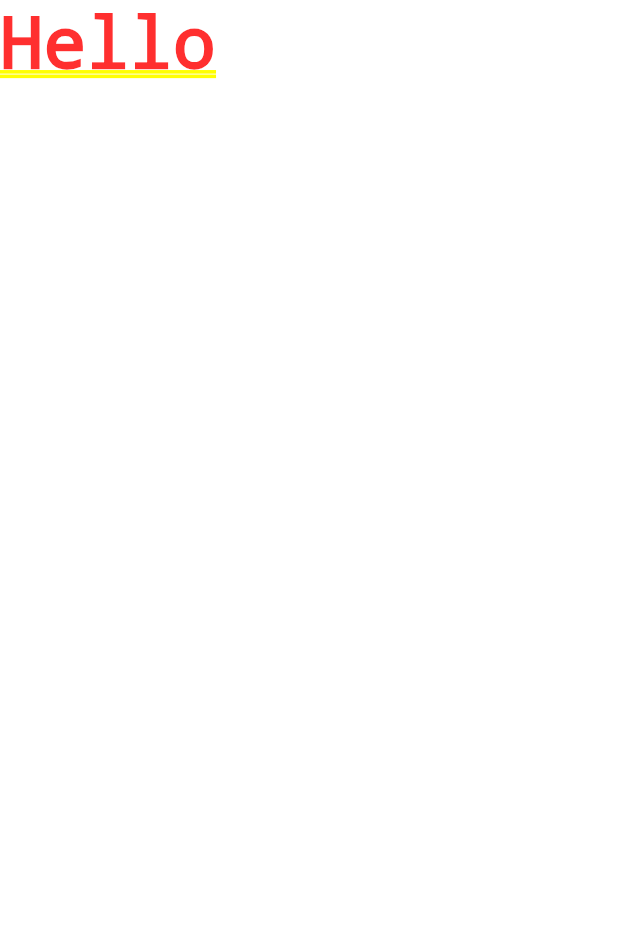
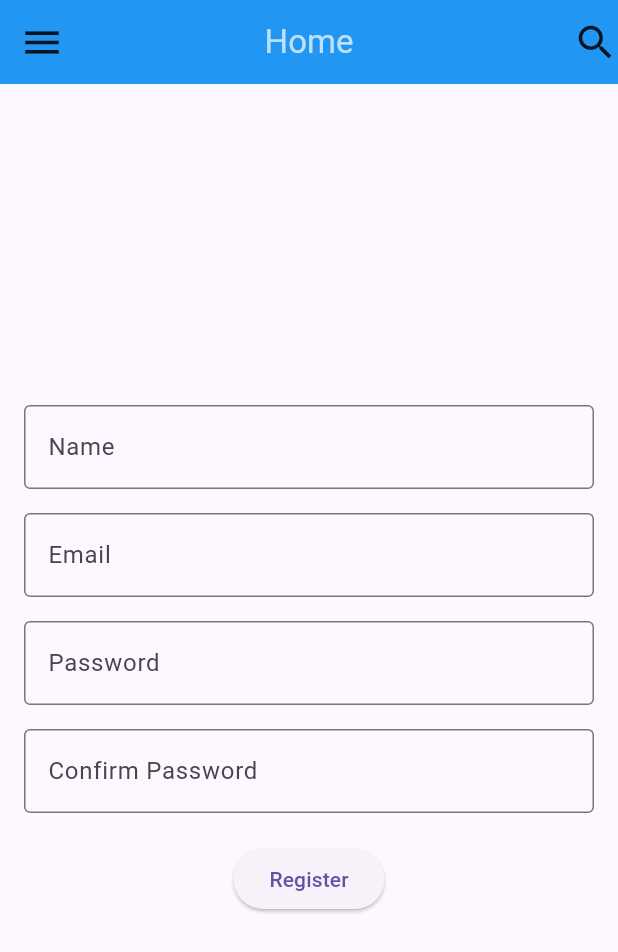
Before and after one commit to Bibek-Khatri/Mobile-application-normal-scaffold-practice, a Flutter app: the screen it shows after launch, on a phone screen of 412 x 824 dp. Shown: the top 952 px of the screen. Run offline on Flutter 3.47's test engine with Material 3 defaults, Android fonts, the phone set to English and light mode, and no system bars.

Commit message:
Register page

```diff
--- a/lib/main.dart
+++ b/lib/main.dart
@@ -1,17 +1,84 @@
 import 'package:flutter/material.dart';
 
 void main() {
-  runApp(const Myapp());
+  runApp(const MyApp());
 }
 
-class Myapp extends StatelessWidget {
-  const Myapp({super.key});
+class MyApp extends StatelessWidget {
+  const MyApp({super.key});
 
   @override
   Widget build(BuildContext context) {
-    return const MaterialApp(
-      home: Text("Hello")
+    return  MaterialApp(
+      home: Scaffold(
+         appBar: AppBar(
+          title:Text("Home"),
+           centerTitle: true,
+           backgroundColor: Colors.blue,
+           foregroundColor: Colors.white70,
+           forceMaterialTransparency: false,
+           leading: const Icon(Icons.menu),
+           actions: const [Icon(Icons.search),],
+           iconTheme: const IconThemeData(
+             size: 30,
+             opacity: 1.0,
+
+           ),
+
+
+         ),
+        body: SafeArea(
+            child: Center(
+              child: Padding(
+                padding: const EdgeInsets.all(16.0),
+                child: Form(
+                  child: Column(
+                    mainAxisSize: MainAxisSize.min,
+                    children: [
+                      TextFormField(
+                        decoration: const InputDecoration(
+                          labelText: "Name",
+                          border: OutlineInputBorder(),
+                        ),
+                      ),
+                      const SizedBox(height: 16),
+                      TextFormField(
+                        decoration: const InputDecoration(
+                          labelText: "Email",
+                          border: OutlineInputBorder(),
+                        ),
+                        keyboardType: TextInputType.emailAddress,
+                      ),
+                      const SizedBox(height: 16),
+                      TextFormField(
+                        decoration: const InputDecoration(
+                          labelText: "Password",
+                          border: OutlineInputBorder(),
+                        ),
+                        obscureText: true,
+                      ),
+                      const SizedBox(height: 16),
+                      TextFormField(
+                        decoration: const InputDecoration(
+                          labelText: "Confirm Password",
+                          border: OutlineInputBorder(),
+                        ),
+                        obscureText: true,
+                      ),
+                      const SizedBox(height: 20),
+                      ElevatedButton(
+                        onPressed: () {
+                          debugPrint("Register button pressed!");
+                        },
+                        child: const Text("Register"),
+                      ),
+                    ],
+                  ),
+                ),
+              ),
+            ),
+        ),
+      ),
     );
-
   }
 }
```
Also changed, not shown: 1 other file.
